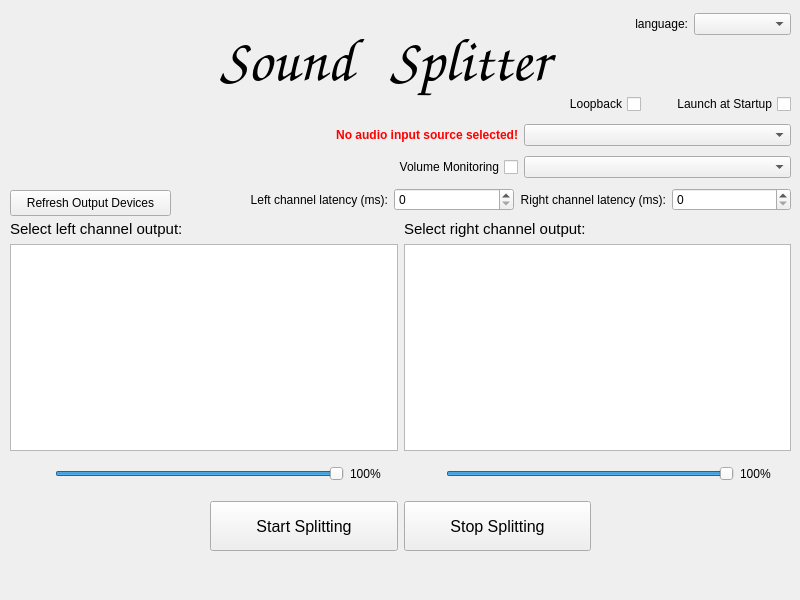
Old version of the form src/SoundSplitter/integration/app/ui/main_window.ui in the repository handsome-Druid/SoundSplitter.
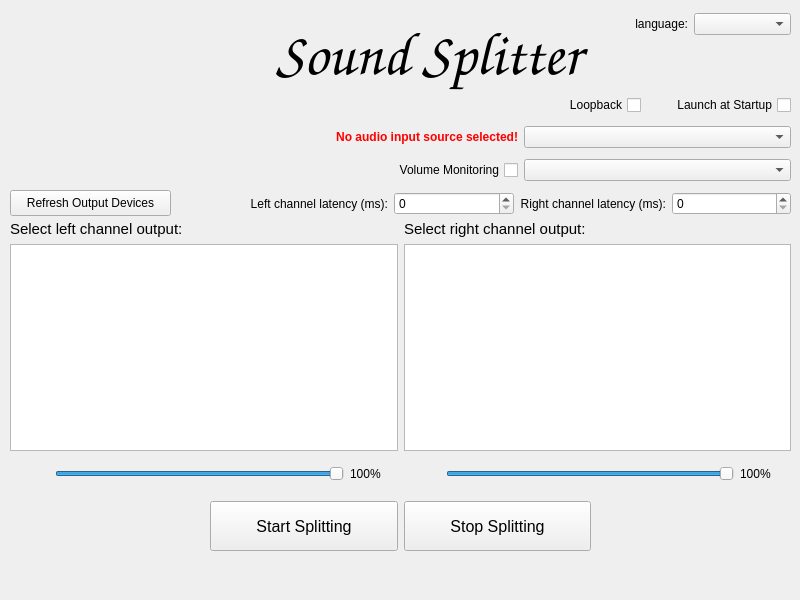
New version of the form. Icons and pictures are not drawn. Custom widgets are drawn as their Qt base class.

Commit message: refactor: 优化音频处理日志，更新 UI 布局

The edit to the form file:
```diff
--- a/src/SoundSplitter/integration/app/ui/main_window.ui
+++ b/src/SoundSplitter/integration/app/ui/main_window.ui
@@ -52,29 +52,6 @@
      <bool>true</bool>
     </property>
    </widget>
-   <widget class="QLabel" name="soundLabel">
-    <property name="geometry">
-     <rect>
-      <x>220</x>
-      <y>20</y>
-      <width>171</width>
-      <height>81</height>
-     </rect>
-    </property>
-    <property name="font">
-     <font>
-      <family>Comic Sans MS</family>
-      <pointsize>-1</pointsize>
-      <bold>true</bold>
-     </font>
-    </property>
-    <property name="styleSheet">
-     <string notr="true">font-size: 60px</string>
-    </property>
-    <property name="text">
-     <string>Sound</string>
-    </property>
-   </widget>
    <widget class="QWidget" name="layoutWidget">
     <property name="geometry">
      <rect>
@@ -140,7 +117,7 @@
       <x>250</x>
       <y>90</y>
       <width>541</width>
-      <height>129</height>
+      <height>130</height>
      </rect>
     </property>
     <layout class="QVBoxLayout" name="verticalLayout_3">
@@ -268,29 +245,6 @@
      </item>
     </layout>
    </widget>
-   <widget class="QLabel" name="splitterLabel">
-    <property name="geometry">
-     <rect>
-      <x>390</x>
-      <y>20</y>
-      <width>231</width>
-      <height>81</height>
-     </rect>
-    </property>
-    <property name="font">
-     <font>
-      <family>Comic Sans MS</family>
-      <pointsize>-1</pointsize>
-      <bold>true</bold>
-     </font>
-    </property>
-    <property name="styleSheet">
-     <string notr="true">font-size: 60px</string>
-    </property>
-    <property name="text">
-     <string>Splitter</string>
-    </property>
-   </widget>
    <widget class="QWidget" name="layoutWidget">
     <property name="geometry">
      <rect>
@@ -503,6 +457,55 @@
      </item>
     </layout>
    </widget>
+   <widget class="QWidget" name="">
+    <property name="geometry">
+     <rect>
+      <x>210</x>
+      <y>10</y>
+      <width>423</width>
+      <height>89</height>
+     </rect>
+    </property>
+    <layout class="QHBoxLayout" name="horizontalLayout_12">
+     <property name="spacing">
+      <number>0</number>
+     </property>
+     <item alignment="Qt::AlignmentFlag::AlignRight">
+      <widget class="QLabel" name="soundLabel">
+       <property name="font">
+        <font>
+         <family>Comic Sans MS</family>
+         <pointsize>-1</pointsize>
+         <bold>true</bold>
+        </font>
+       </property>
+       <property name="styleSheet">
+        <string notr="true">font-size: 60px</string>
+       </property>
+       <property name="text">
+        <string>Sound</string>
+       </property>
+      </widget>
+     </item>
+     <item alignment="Qt::AlignmentFlag::AlignLeft">
+      <widget class="QLabel" name="splitterLabel">
+       <property name="font">
+        <font>
+         <family>Comic Sans MS</family>
+         <pointsize>-1</pointsize>
+         <bold>true</bold>
+        </font>
+       </property>
+       <property name="styleSheet">
+        <string notr="true">font-size: 60px</string>
+       </property>
+       <property name="text">
+        <string>Splitter</string>
+       </property>
+      </widget>
+     </item>
+    </layout>
+   </widget>
   </widget>
  </widget>
  <customwidgets>
```
The commit also changes 3 other files.
